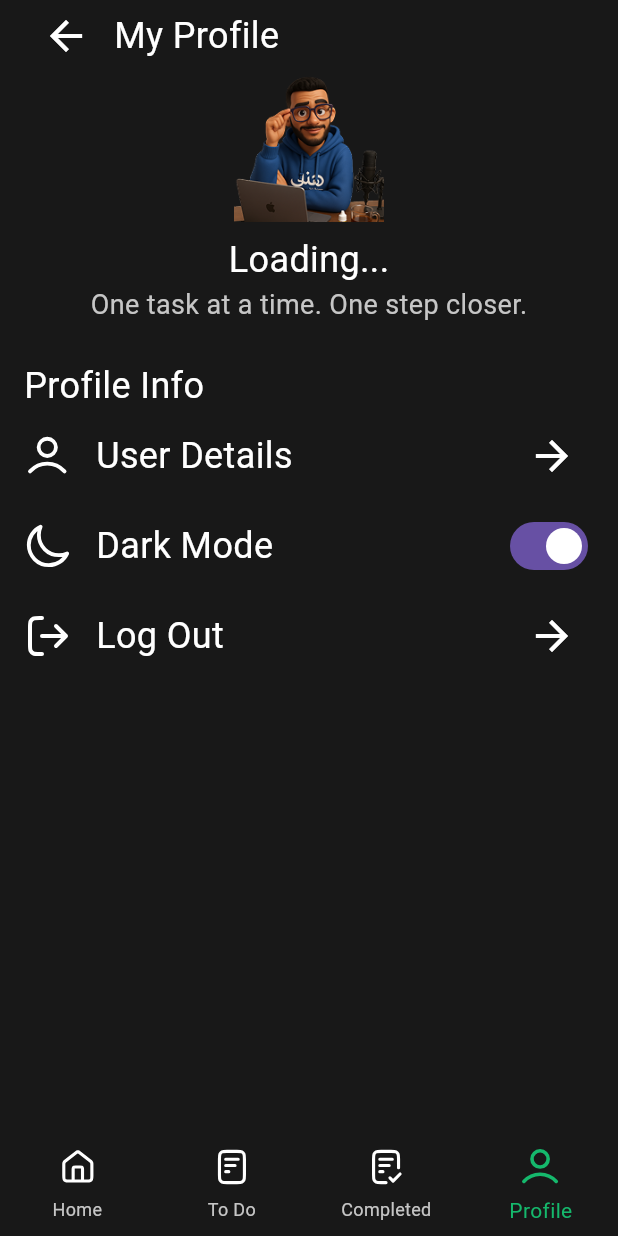
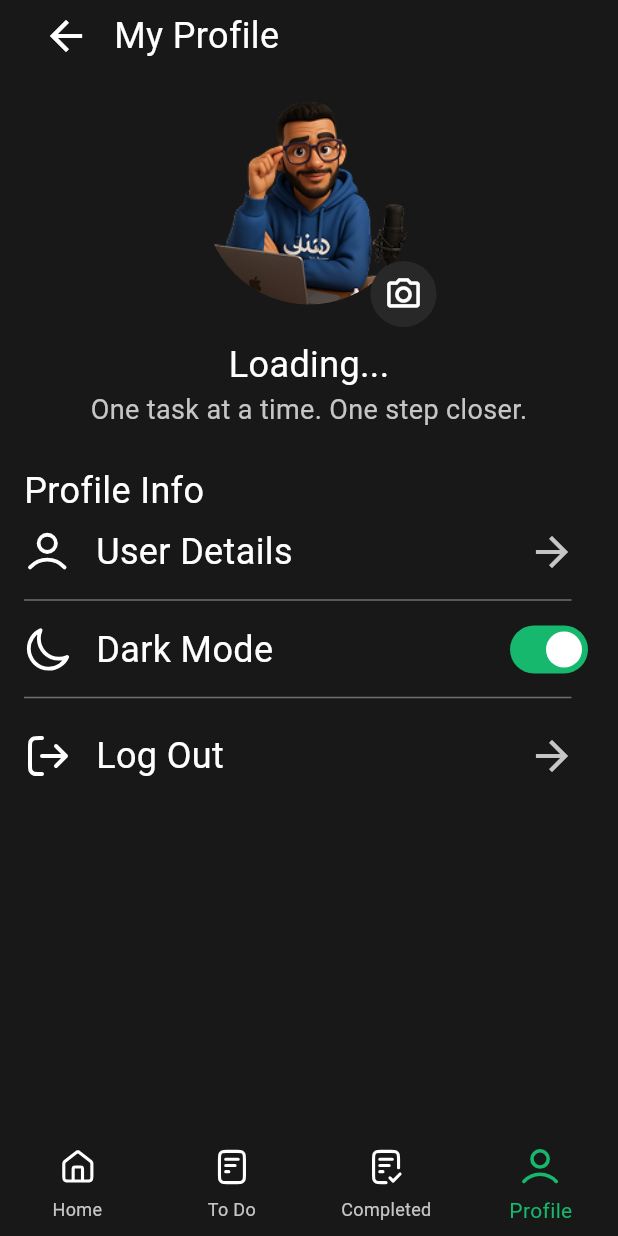
Before and after one commit to AhmedEzz999/daily_plan, a Flutter app: the MainView screen opened by its route, item 4 of the bottom bar chosen, on a phone screen of 412 x 824 dp. Run offline on Flutter 3.47's test engine with Material 3 defaults, Android fonts, the phone set to English and light mode, and no system bars; our stand-ins replace flutter_svg, shared_preferences; accounts and stored records are empty.

Commit message:
Refactor Profile Header

```diff
--- a/lib/widgets/dark_mode_container.dart
+++ b/lib/widgets/dark_mode_container.dart
@@ -16,15 +16,20 @@ class _DarkModeContainerState extends State<DarkModeContainer> {
   @override
   Widget build(BuildContext context) {
     return SizedBox(
-      height: 60,
-      child: Row(
+      height: 65,
+      child: Column(
+        children: [
+          Row(
             crossAxisAlignment: CrossAxisAlignment.center,
             children: [
               SvgPicture.asset(
                 'assets/images/moon_icon.svg',
                 width: 32,
                 height: 32,
-            colorFilter: const ColorFilter.mode(Colors.white, BlendMode.srcIn),
+                colorFilter: const ColorFilter.mode(
+                  Colors.white,
+                  BlendMode.srcIn,
+                ),
               ),
               const SizedBox(width: 16),
               const Expanded(
@@ -43,6 +48,9 @@ class _DarkModeContainerState extends State<DarkModeContainer> {
               ),
             ],
           ),
+          const Divider(color: Color(0xff6E6E6E), endIndent: 15),
+        ],
+      ),
     );
   }
 }
--- a/lib/widgets/dark_mode_switch.dart
+++ b/lib/widgets/dark_mode_switch.dart
@@ -1,4 +1,6 @@
 import 'package:flutter/material.dart';
+
+import '../constants/constants.dart';
 
 class DarkModeSwitch extends StatelessWidget {
   const DarkModeSwitch({
@@ -11,6 +13,11 @@ class DarkModeSwitch extends StatelessWidget {
 
   @override
   Widget build(BuildContext context) {
-    return Switch(value: value, onChanged: onChanged);
+    return Switch(
+      activeTrackColor: primaryColor,
+      activeThumbColor: Colors.white,
+      value: value,
+      onChanged: onChanged,
+    );
   }
 }
--- a/lib/widgets/log_out_container.dart
+++ b/lib/widgets/log_out_container.dart
@@ -42,7 +42,7 @@ class LogOutContainer extends StatelessWidget {
             ),
             icon: const Icon(
               Icons.arrow_forward,
-              color: Colors.white,
+              color: Color(0xffC6C6C6),
               size: 32,
             ),
           ),
--- a/lib/widgets/profile_header.dart
+++ b/lib/widgets/profile_header.dart
@@ -10,12 +10,35 @@ class ProfileHeader extends StatelessWidget {
   Widget build(BuildContext context) {
     return Column(
       children: [
-        SizedBox(
-          width: 100,
-          height: 100,
-          child: Image.asset(
-            userModel?.imageSource ?? 'assets/images/profile_picture.png',
-          ),
+        Stack(
+          children: [
+            Padding(
+              padding: const EdgeInsets.all(15),
+              child: CircleAvatar(
+                radius: 70,
+                backgroundColor: Colors.transparent,
+                backgroundImage: AssetImage(
+                  userModel?.imageSource ?? 'assets/images/profile_picture.png',
+                ),
+              ),
+            ),
+            Positioned(
+              bottom: 0,
+              right: 0,
+              child: CircleAvatar(
+                backgroundColor: const Color(0xff282828),
+                radius: 22,
+                child: IconButton(
+                  onPressed: () {},
+                  icon: const Icon(
+                    Icons.camera_alt_outlined,
+                    color: Colors.white,
+                    size: 26,
+                  ),
+                ),
+              ),
+            ),
+          ],
         ),
         const SizedBox(height: 8),
         Text(
--- a/lib/widgets/user_details_container.dart
+++ b/lib/widgets/user_details_container.dart
@@ -11,15 +11,20 @@ class UserDetailsContainer extends StatelessWidget {
   @override
   Widget build(BuildContext context) {
     return SizedBox(
-      height: 60,
-      child: Row(
+      height: 65,
+      child: Column(
+        children: [
+          Row(
             crossAxisAlignment: CrossAxisAlignment.center,
             children: [
               SvgPicture.asset(
                 'assets/images/bottom_navigation_icons/profile_icon.svg',
                 width: 32,
                 height: 32,
-            colorFilter: const ColorFilter.mode(Colors.white, BlendMode.srcIn),
+                colorFilter: const ColorFilter.mode(
+                  Colors.white,
+                  BlendMode.srcIn,
+                ),
               ),
               const SizedBox(width: 16),
               const Expanded(
@@ -44,12 +49,15 @@ class UserDetailsContainer extends StatelessWidget {
                 ),
                 icon: const Icon(
                   Icons.arrow_forward,
-              color: Colors.white,
+                  color: Color(0xffC6C6C6),
                   size: 32,
                 ),
               ),
             ],
           ),
+          const Divider(color: Color(0xff6E6E6E), endIndent: 15),
+        ],
+      ),
     );
   }
 }
```
Lines whose indentation alone changed are shown as unchanged.
